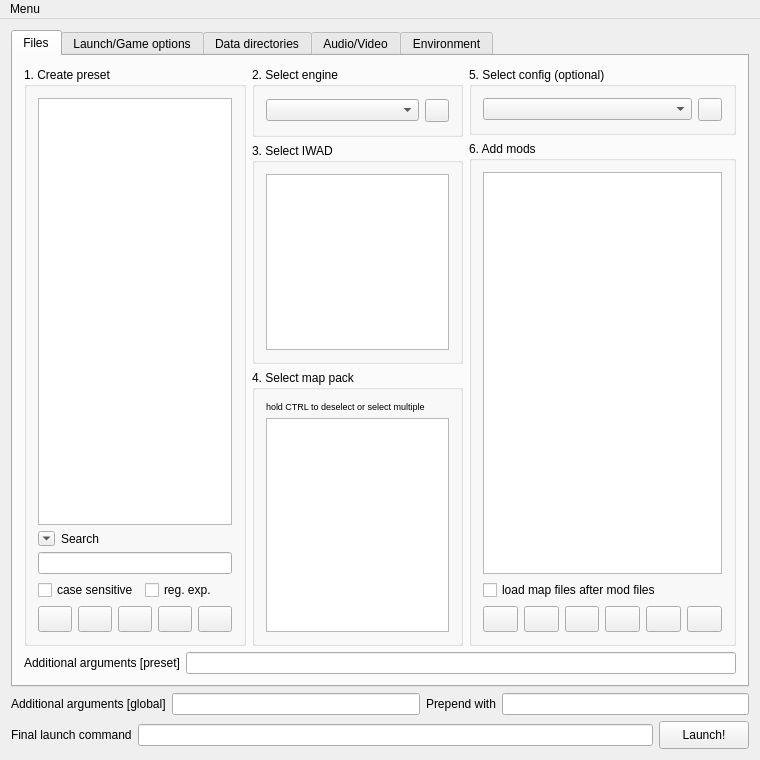
Before: the Qt Designer form Forms/MainWindow.ui in Youda008/DoomRunner, drawn with Qt 5.
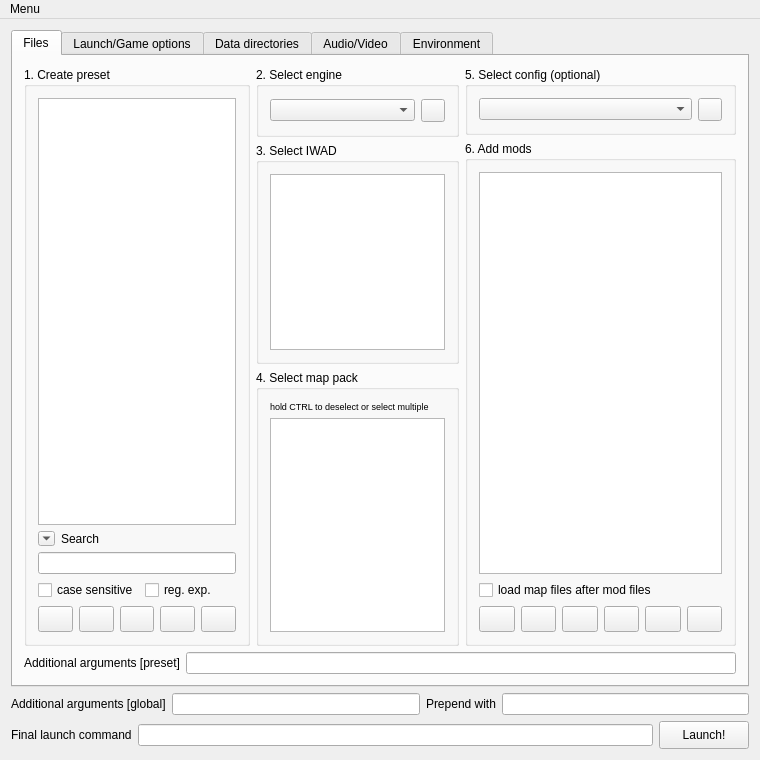
After: the same form once the commit is applied. Icons and pictures are not drawn. Custom widgets are drawn as their Qt base class.

Commit message: minor layout scaling adjustment

Patch:
```diff
--- a/Forms/MainWindow.ui
+++ b/Forms/MainWindow.ui
@@ -26,7 +26,7 @@
        </attribute>
        <layout class="QVBoxLayout" name="verticalLayout_12">
         <item>
-         <layout class="QHBoxLayout" name="hLayout_presetFiles" stretch="100,95,120">
+         <layout class="QHBoxLayout" name="hLayout_presetFiles" stretch="100,90,120">
           <item>
            <layout class="QVBoxLayout" name="vLayout_filesLeft">
             <item>
```
